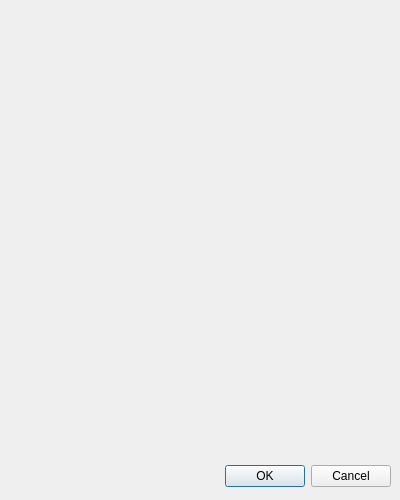
The window that app/src/dialoginfo.ui (intelek2al/CPP-Uamp) describes before a commit, drawn with Qt 5.
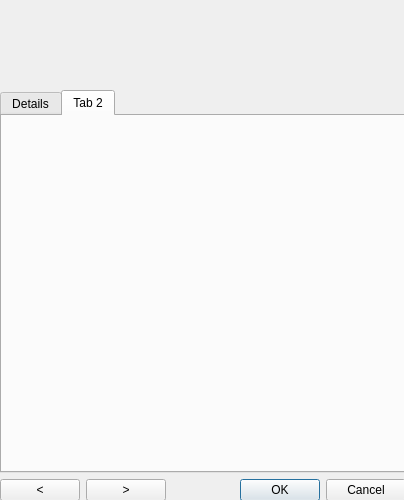
The same window after the commit.

What changed in the file:
```diff
--- a/app/src/dialoginfo.ui
+++ b/app/src/dialoginfo.ui
@@ -6,28 +6,86 @@
    <rect>
     <x>0</x>
     <y>0</y>
-    <width>400</width>
+    <width>404</width>
     <height>500</height>
    </rect>
   </property>
   <property name="windowTitle">
    <string>Dialog</string>
   </property>
-  <widget class="QDialogButtonBox" name="buttonBox">
+  <widget class="QWidget" name="gridLayoutWidget">
    <property name="geometry">
     <rect>
-     <x>50</x>
-     <y>460</y>
-     <width>341</width>
-     <height>32</height>
+     <x>0</x>
+     <y>0</y>
+     <width>406</width>
+     <height>501</height>
     </rect>
    </property>
-   <property name="orientation">
-    <enum>Qt::Horizontal</enum>
-   </property>
-   <property name="standardButtons">
-    <set>QDialogButtonBox::Cancel|QDialogButtonBox::Ok</set>
-   </property>
+   <layout class="QGridLayout" name="gridLayout">
+    <item row="0" column="0">
+     <layout class="QVBoxLayout" name="verticalLayout_2">
+      <item>
+       <layout class="QHBoxLayout" name="horizontalLayout">
+        <property name="spacing">
+         <number>0</number>
+        </property>
+        <property name="topMargin">
+         <number>40</number>
+        </property>
+        <property name="bottomMargin">
+         <number>50</number>
+        </property>
+       </layout>
+      </item>
+      <item>
+       <widget class="QTabWidget" name="Info">
+        <property name="currentIndex">
+         <number>1</number>
+        </property>
+        <widget class="QWidget" name="Details">
+         <attribute name="title">
+          <string>Details</string>
+         </attribute>
+        </widget>
+        <widget class="QWidget" name="Lyrics">
+         <attribute name="title">
+          <string>Tab 2</string>
+         </attribute>
+        </widget>
+       </widget>
+      </item>
+      <item>
+       <layout class="QHBoxLayout" name="horizontalLayout_2">
+        <item>
+         <widget class="QPushButton" name="pushButton_2">
+          <property name="text">
+           <string>&lt;</string>
+          </property>
+         </widget>
+        </item>
+        <item>
+         <widget class="QPushButton" name="pushButton_3">
+          <property name="text">
+           <string>&gt;</string>
+          </property>
+         </widget>
+        </item>
+        <item>
+         <widget class="QDialogButtonBox" name="buttonBox">
+          <property name="orientation">
+           <enum>Qt::Horizontal</enum>
+          </property>
+          <property name="standardButtons">
+           <set>QDialogButtonBox::Cancel|QDialogButtonBox::Ok</set>
+          </property>
+         </widget>
+        </item>
+       </layout>
+      </item>
+     </layout>
+    </item>
+   </layout>
   </widget>
  </widget>
  <resources/>
```
Left out of the diff: 32 changed lines with no effect on the pictures.
